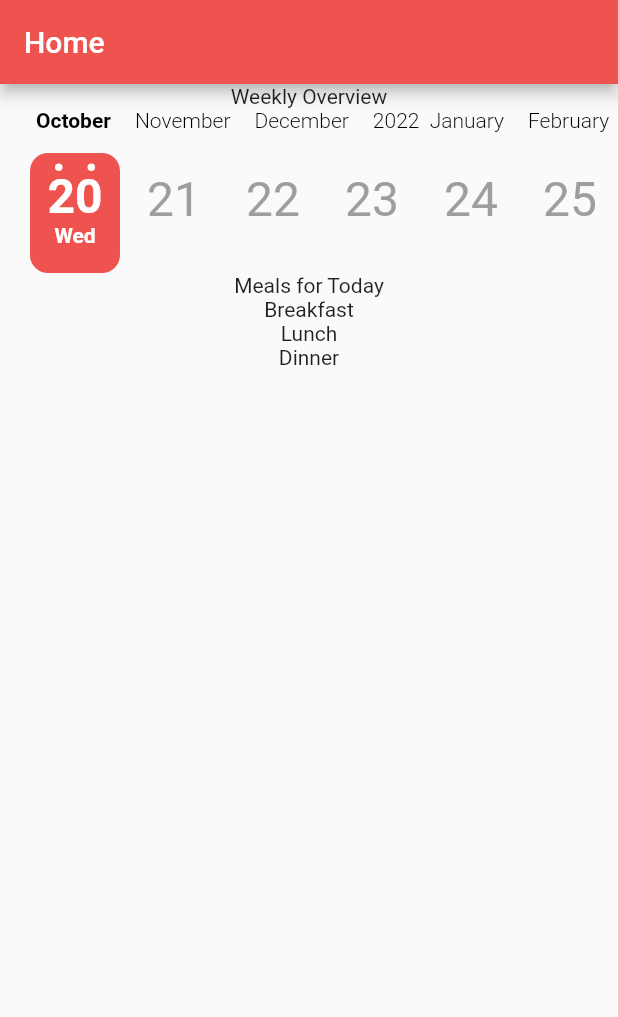
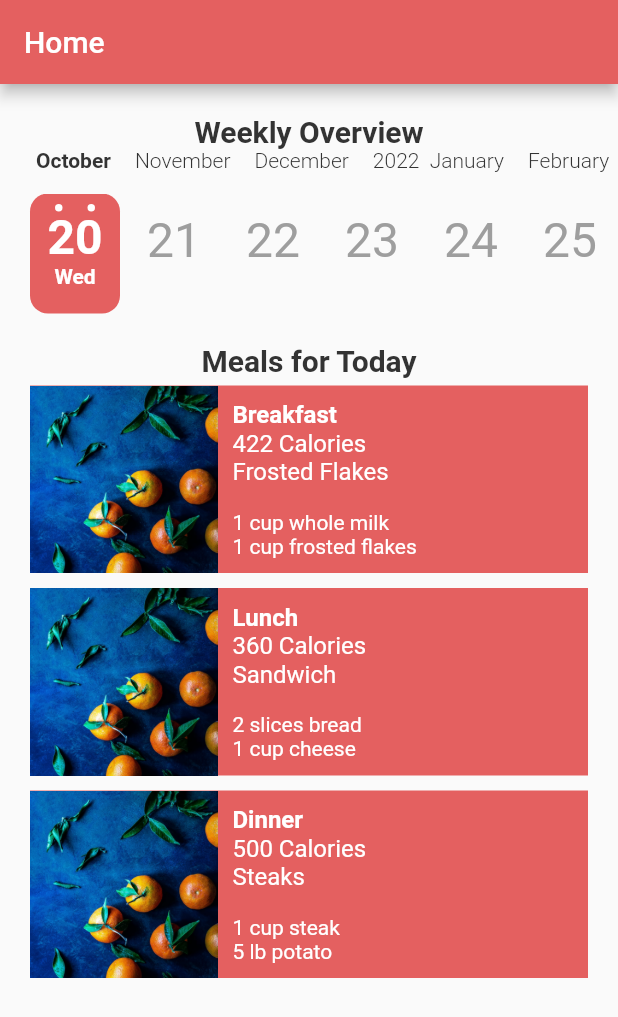
Before and after one commit to Jessica-Trujillo/MealPrep, a Flutter app: the HomePage screen opened directly, on a phone screen of 412 x 824 dp. Shown: the top 1017 px of the screen. Run offline on Flutter 3.47's test engine with Material 2 defaults, Android fonts, the phone set to English and light mode, and no system bars; drawn by our look-alikes of calendar_timeline; our stand-ins replace cloud_firestore, firebase_auth, firebase_core, flutter_calendar_carousel; missing offline and left inert: cloud_firestore_web, firebase_auth_web, firebase_core_web; accounts and stored records are empty.

Commit message:
Home page styling fixes, meal implementation, and accent color made to look more like mockup color.

```diff
--- a/MealPrep/lib/Home/HomePage.dart
+++ b/MealPrep/lib/Home/HomePage.dart
@@ -24,12 +24,53 @@ class _HomePageState extends State<HomePage> {
     _selectedDate = DateTime.now();
   }
 
+  Widget buildCard(String title, String calories, String mealTitle,
+      String ingredient1, String ingredient2) {
+    return Container(
+      margin: EdgeInsets.fromLTRB(20, 5, 20, 5),
+      color: MyColors.accentColor,
+      child: Container(
+          child: Row(children: [
+        Container(
+            height: 125,
+            width: 125,
+            child: FittedBox(
+              fit: BoxFit.cover,
+              clipBehavior: Clip.hardEdge,
+              child: Image.asset("images/backgroundImage.png"),
+            )),
+        Container(
+            margin: EdgeInsets.all(10),
+            child: Column(
+              crossAxisAlignment: CrossAxisAlignment.start,
+              children: [
+                FittedBox(
+                    child: Text(title,
+                        style: TextStyle(
+                            fontSize: 16,
+                            fontWeight: FontWeight.bold,
+                            color: Colors.white))),
+                FittedBox(
+                    child: Text(calories + " Calories",
+                        style: TextStyle(fontSize: 16, color: Colors.white))),
+                FittedBox(
+                    child: Text(mealTitle,
+                        style: TextStyle(fontSize: 16, color: Colors.white))),
+                Divider(color: Colors.black, thickness: 3),
+                Text(ingredient1, style: TextStyle(color: Colors.white)),
+                Text(ingredient2, style: TextStyle(color: Colors.white))
+              ],
+            ))
+      ])),
+    );
+  }
+
   @override
   Widget build(BuildContext context) {
     DateTime date;
 
     CalendarTimeline _calendarTimeline = CalendarTimeline(
-      showYears: true,
+      showYears: false,
       initialDate: _selectedDate,
       firstDate: DateTime.now(),
       lastDate: DateTime.now().add(Duration(days: 365)),
@@ -44,7 +85,7 @@ class _HomePageState extends State<HomePage> {
         });
       },
       leftMargin: 20,
-      monthColor: Colors.black,
+      monthColor: Color(0xff333333),
       dayColor: Colors.grey,
       dayNameColor: Colors.white,
       activeDayColor: Colors.white,
@@ -59,13 +100,30 @@ class _HomePageState extends State<HomePage> {
         title: const Text('Home'),
       ),
       body: Column(
-        children: <Widget>[
-          Text('Weekly Overview'),
+        children: [
+          Container(
+              margin: EdgeInsets.only(top: 20),
+              child: Text('Weekly Overview',
+                  style: TextStyle(
+                      color: Color(0xff333333),
+                      fontSize: 20,
+                      fontWeight: FontWeight.bold))),
           _calendarTimeline,
-          Text('Meals for Today'),
-          Text('Breakfast'),
-          Text('Lunch'),
-          Text('Dinner')
+          Container(
+              margin: EdgeInsets.only(top: 20),
+              child: Text('Meals for Today',
+                  style: TextStyle(
+                      color: Color(0xff333333),
+                      fontSize: 20,
+                      fontWeight: FontWeight.bold))),
+          Expanded(
+              child: Column(children: [
+            buildCard("Breakfast", "422", "Frosted Flakes", "1 cup whole milk",
+                "1 cup frosted flakes"),
+            buildCard(
+                "Lunch", "360", "Sandwich", "2 slices bread", "1 cup cheese"),
+            buildCard("Dinner", "500", "Steaks", "1 cup steak", "5 lb potato"),
+          ]))
         ],
       ),
     );
--- a/MealPrep/lib/MyColors.dart
+++ b/MealPrep/lib/MyColors.dart
@@ -1,13 +1,11 @@
-
 import 'package:flutter/material.dart';
 
-class MyColors{
-  static Color accentColor = Colors.red[400]!;
+class MyColors {
+  static Color accentColor = Color(0xffe46060);
 }
 
-class MyStyles{
+class MyStyles {
   static InputDecoration defaultInputDecoration = InputDecoration(
-
     enabledBorder: OutlineInputBorder(
       borderSide: BorderSide(width: 2, color: Colors.black),
       borderRadius: BorderRadius.circular(8),
@@ -17,6 +15,4 @@ class MyStyles{
       borderRadius: BorderRadius.circular(8),
     ),
   );
-
-
 }
```
Lines whose indentation alone changed are shown as unchanged.
